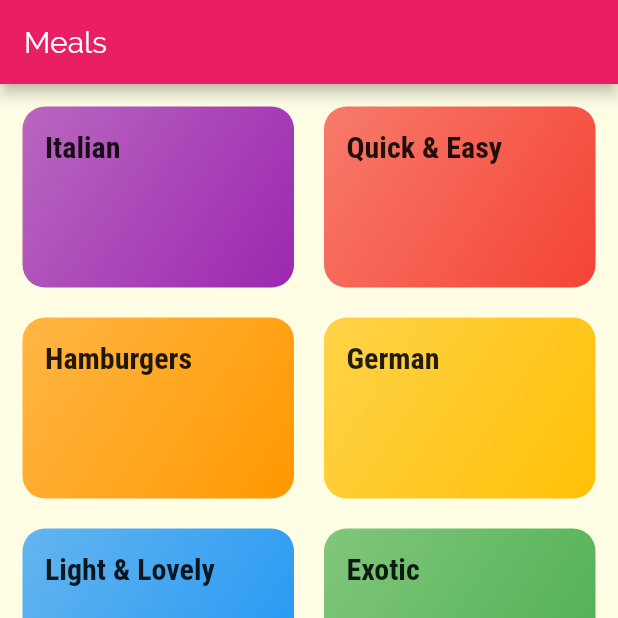
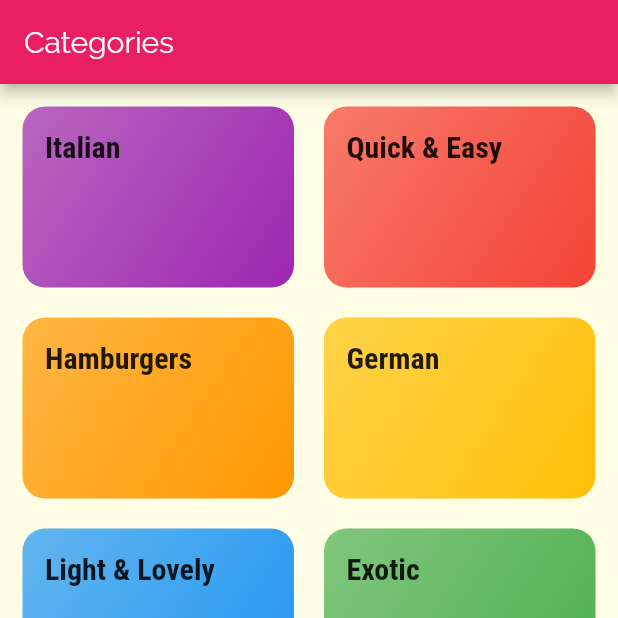
Before and after one commit to Isaacobuya5/meals_mobile_app, a Flutter app: the screen it shows after launch, on a phone screen of 412 x 824 dp, the top half of it. Run offline on Flutter 3.47's test engine with Material 2 defaults, Android fonts, the phone set to English and light mode, and no system bars.

Commit message:
dynamically display different title based on page selected

```diff
--- a/lib/screens/tabs_screen.dart
+++ b/lib/screens/tabs_screen.dart
@@ -9,9 +9,9 @@ class TabsScreen extends StatefulWidget {
 }
 
 class _TabsScreenState extends State<TabsScreen> {
-  final List<Widget> _pages = [
-    Categories(),
-    Favourites()
+  final List<Map<String, Object>> _pages = [
+    {'page': Categories(), 'title': 'Categories'},
+    {'page': Favourites(), 'title': 'Favourites'}
   ];
 
   int _selectedIndex = 0;
@@ -25,9 +25,9 @@ class _TabsScreenState extends State<TabsScreen> {
   Widget build(BuildContext context) {
     return Scaffold(
         appBar: AppBar(
-          title: Text('Meals'),
+          title: Text(_pages[_selectedIndex]['title']),
             ),
-        body: _pages[_selectedIndex],
+        body: _pages[_selectedIndex]['page'],
         bottomNavigationBar: BottomNavigationBar(
           onTap: _selectedPage,
           items: [
```
